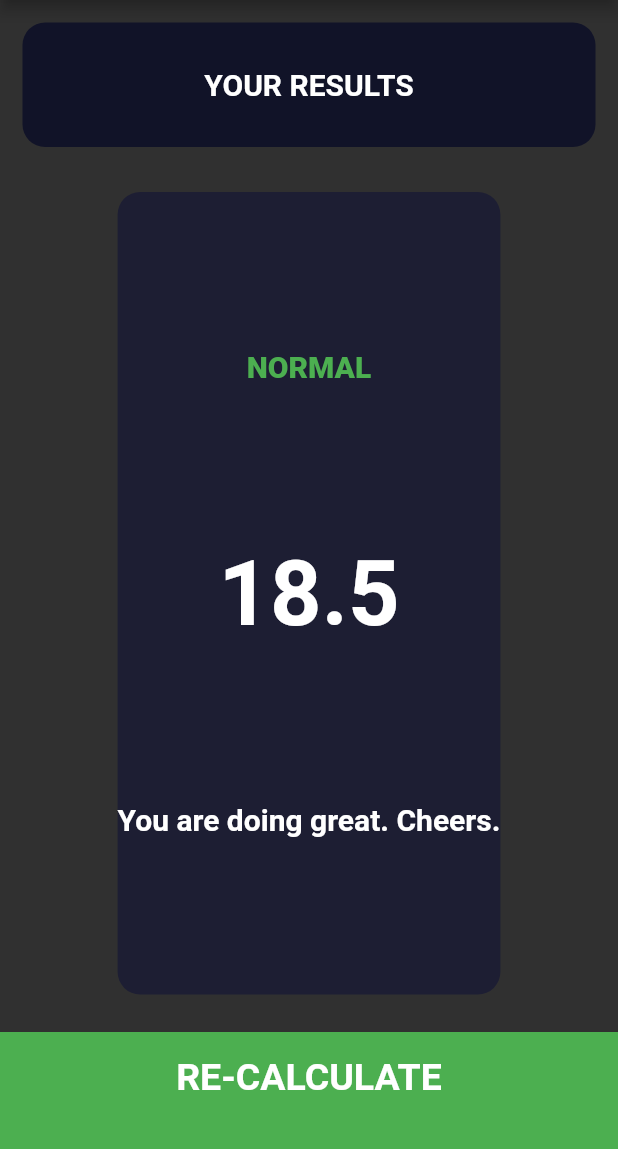
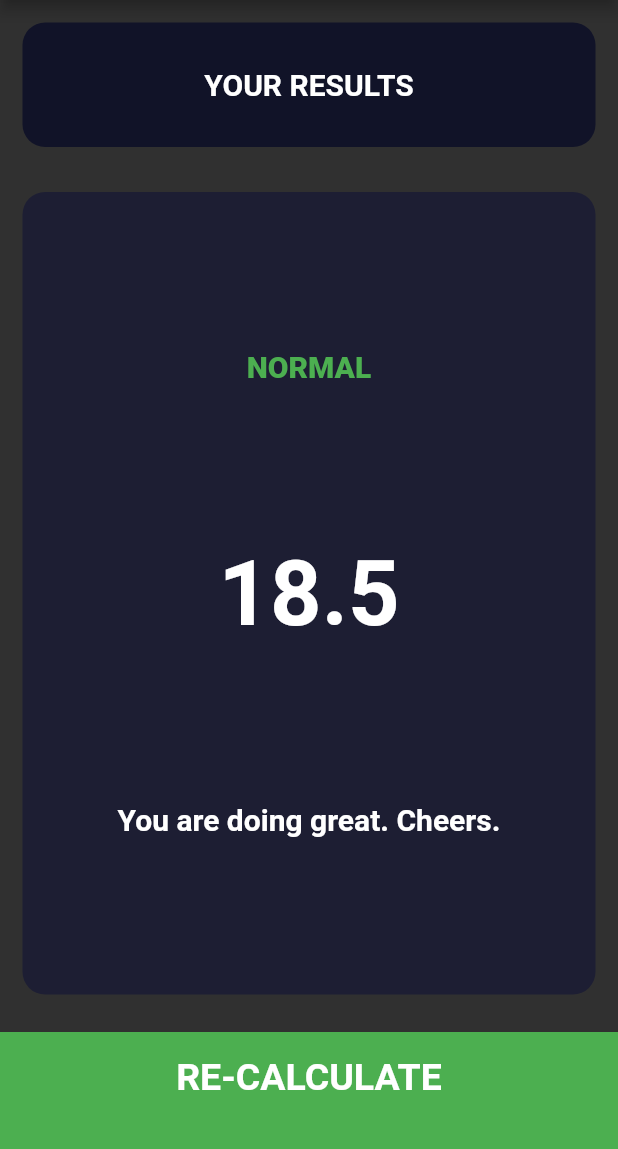
Before and after one commit to harsh-ws/BMI-Index, a Flutter app: the screen it shows after launch, after a tap on "CALCULATE", on a phone screen of 412 x 824 dp, the part 84-1233 px from its top. Run offline on Flutter 3.47's test engine with Material 2 defaults, Android fonts, the phone set to English and light mode, and no system bars; our stand-ins replace font_awesome_flutter.

Commit message:
Final Changes

```diff
--- a/lib/input_page.dart
+++ b/lib/input_page.dart
@@ -118,7 +118,7 @@ class _InputPageState extends State<InputPage> {
                   child: Container(
                     margin: const EdgeInsets.all(15),
                     decoration: BoxDecoration(
-                      color: femaleCardColor,
+                      color: kInActiveColor,
                       borderRadius: BorderRadius.circular(15),
                     ),
                     child: Column(
@@ -172,7 +172,7 @@ class _InputPageState extends State<InputPage> {
                   child: Container(
                     margin: const EdgeInsets.all(15),
                     decoration: BoxDecoration(
-                      color: femaleCardColor,
+                      color: kInActiveColor,
                       borderRadius: BorderRadius.circular(15),
                     ),
                     child: Column(
@@ -212,7 +212,7 @@ class _InputPageState extends State<InputPage> {
                   child: Container(
                     margin: const EdgeInsets.all(15),
                     decoration: BoxDecoration(
-                      color: femaleCardColor,
+                      color: kInActiveColor,
                       borderRadius: BorderRadius.circular(15),
                     ),
                     child: Column(
@@ -296,7 +296,7 @@ class ReusableCard extends StatelessWidget {
     return Container(
       margin: const EdgeInsets.all(15),
       decoration: BoxDecoration(
-        color: kCardColor,
+        color: kActiveColor,
         borderRadius: BorderRadius.circular(15),
       ),
     );
--- a/lib/results_page.dart
+++ b/lib/results_page.dart
@@ -34,8 +34,10 @@ class ResultsPage extends StatelessWidget {
                   Center(
                     child: Text(
                       'YOUR RESULTS',
-                    style: TextStyle(fontSize: 20, fontWeight: FontWeight.bold),
-                  )),
+                      style:
+                          TextStyle(fontSize: 20, fontWeight: FontWeight.bold),
+                    ),
+                  ),
                 ],
               ),
             ),
@@ -48,18 +50,23 @@ class ResultsPage extends StatelessWidget {
                 color: kCardColor,
                 borderRadius: BorderRadius.circular(15),
               ),
+              child: Expanded(
                 child: Column(
                   mainAxisAlignment: MainAxisAlignment.spaceEvenly,
-                crossAxisAlignment: CrossAxisAlignment.center,
+                  crossAxisAlignment: CrossAxisAlignment.stretch,
                   children: <Widget>[
-                  Text(
+                    Center(
+                      child: Text(
                         result,
                         style: kBodyTextStyle.copyWith(
                             color: Colors.green, fontWeight: FontWeight.w900),
                       ),
-                  Text(
+                    ),
+                    Center(
+                      child: Text(
                         bmiResult,
                         style: kResultsStyle,
+                      ),
                     ),
                     Text(
                       interpretation,
@@ -67,6 +74,7 @@ class ResultsPage extends StatelessWidget {
                       textAlign: TextAlign.center,
                     )
                   ],
+                ),
               ),
             ),
           ),
```
Lines whose indentation alone changed are shown as unchanged.
